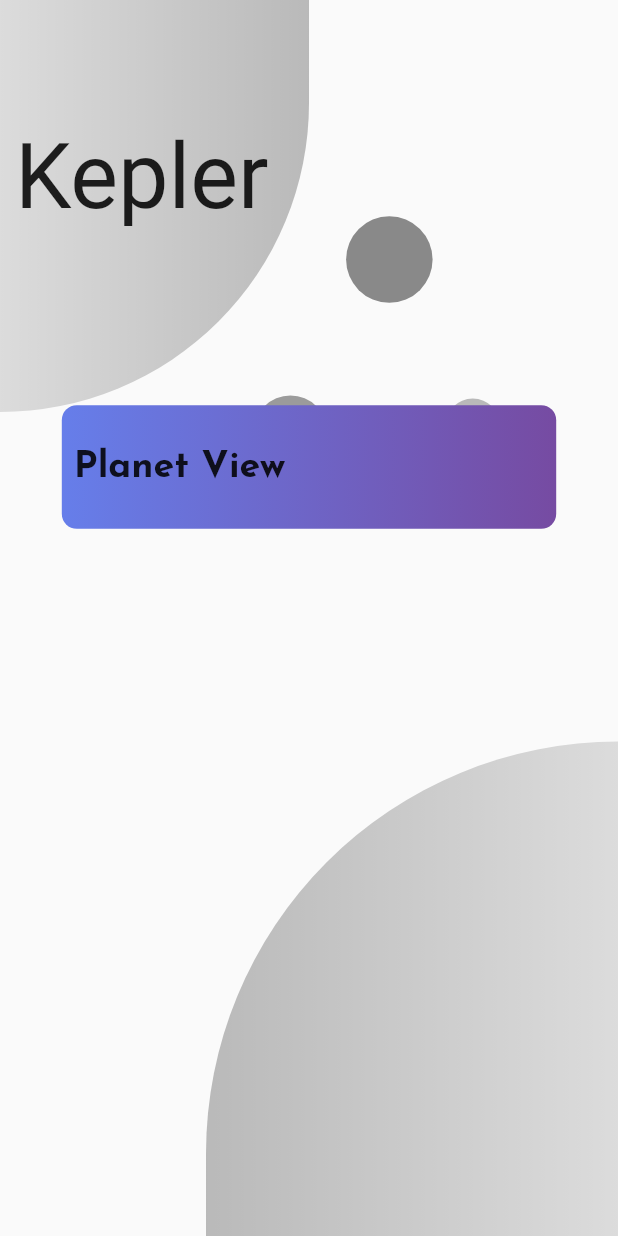
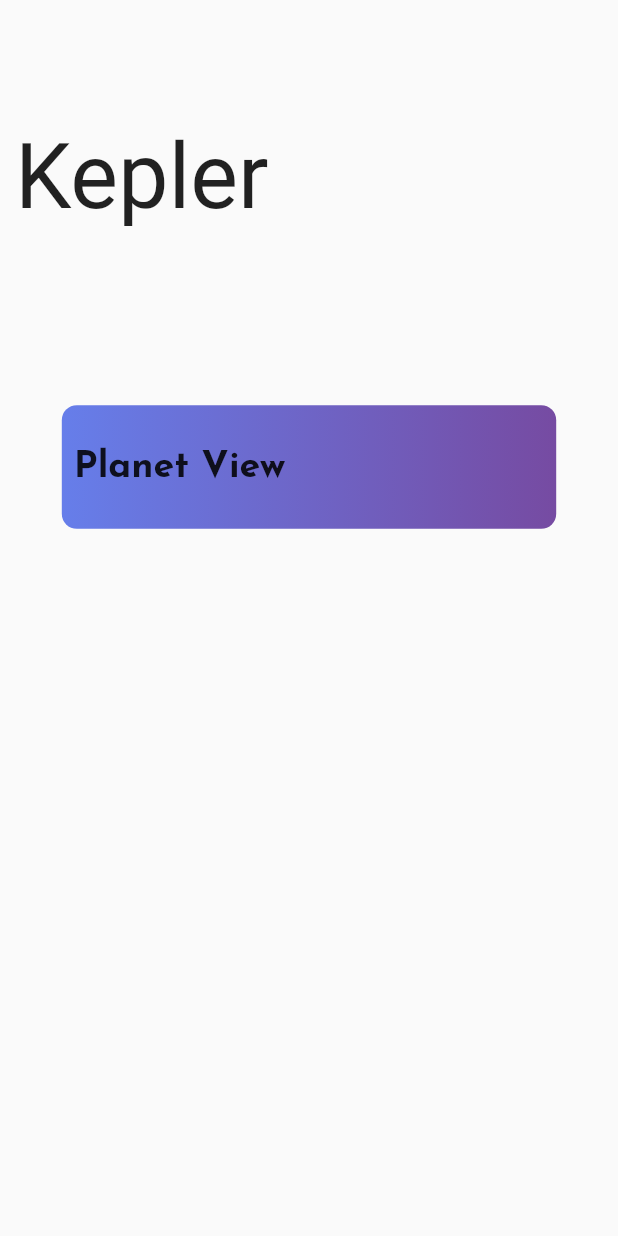
Before and after one commit to gumbarros/kepler, a Flutter app: the screen it shows after launch, on a phone screen of 412 x 824 dp. Run offline on Flutter 3.47's test engine with Material 2 defaults, Android fonts, the phone set to English and light mode, and no system bars; our stand-ins replace flutter_spinkit, get, google_fonts; missing offline and left inert: slimy_card.

```diff
--- a/lib/views/home.dart
+++ b/lib/views/home.dart
@@ -10,7 +10,6 @@ class Home extends StatelessWidget {
       children: [
         Background(),
         Scaffold(
-          backgroundColor: Colors.transparent,
           body: SafeArea(
               child: Container(
             child: ListView(
@@ -93,88 +92,22 @@ class Background extends StatelessWidget {
   Widget build(BuildContext context) {
     var _height = MediaQuery.of(context).size.height;
     var _width = MediaQuery.of(context).size.width;
-    return Scaffold(
-      body: Stack(
-        children: [
-          Positioned(
-            top: _height * 0.14,
-            left: _width * 0.56,
-            child: Container(
-              height: _height * 0.14,
-              width: _width * 0.14,
-              decoration: BoxDecoration(
-                shape: BoxShape.circle,
-                color: Colors.black45,
-              ),
-            ),
-          ),
-          Positioned(
-            top: _height * 0.29,
-            left: _width * 0.41,
-            child: Container(
-              height: _height * 0.12,
-              width: _width * 0.12,
-              decoration: BoxDecoration(
-                shape: BoxShape.circle,
-                color: Colors.black38,
-              ),
-            ),
-          ),
-          Positioned(
-            top: _height *  0.3,
-            left: _width * 0.72,
-            child: Container(
-              height: _height * 0.09,
-              width: _width * 0.09,
-              decoration: BoxDecoration(
-                shape: BoxShape.circle,
-                color: Colors.black26,
-              ),
-            ),
-          ),
-          Column(
-            mainAxisAlignment: MainAxisAlignment.end,
-            children: [
-              Row(
-                mainAxisAlignment: MainAxisAlignment.end,
+    return Container(
+      color: Colors.transparent,
+      child: Column(
         children: [
           Container(
-                    height: _height / 2.5,
-                    width: _width / 1.5,
+            height: _height / 5,
+            width: _width / 3,
             decoration: BoxDecoration(
-                        gradient: LinearGradient(colors: [
-                          Colors.black26,
-                          Colors.black12,
-                        ]),
-                        borderRadius: BorderRadius.only(
-                          topLeft: Radius.circular(360),
-                          topRight: Radius.zero,
-                          bottomLeft: Radius.zero,
-                          bottomRight: Radius.zero,
-                        )),
-                  ),
-                ],
-              ),
-            ],
-          ),
-          Column(
-            children: [
-              Container(
-                height: _height / 3,
-                width: _width / 2,
-                decoration: BoxDecoration(
-                    gradient: LinearGradient(
-                        colors: [Colors.black12, Colors.black26]),
               borderRadius: BorderRadius.only(
                 topLeft: Radius.zero,
                 topRight: Radius.zero,
                 bottomLeft: Radius.zero,
                 bottomRight: Radius.circular(360),
-                    )),
+              )
             ),
-              Expanded(child: SizedBox()),
-            ],
-          ),
+          )
         ],
       ),
     );
```
Lines whose indentation alone changed are shown as unchanged.
